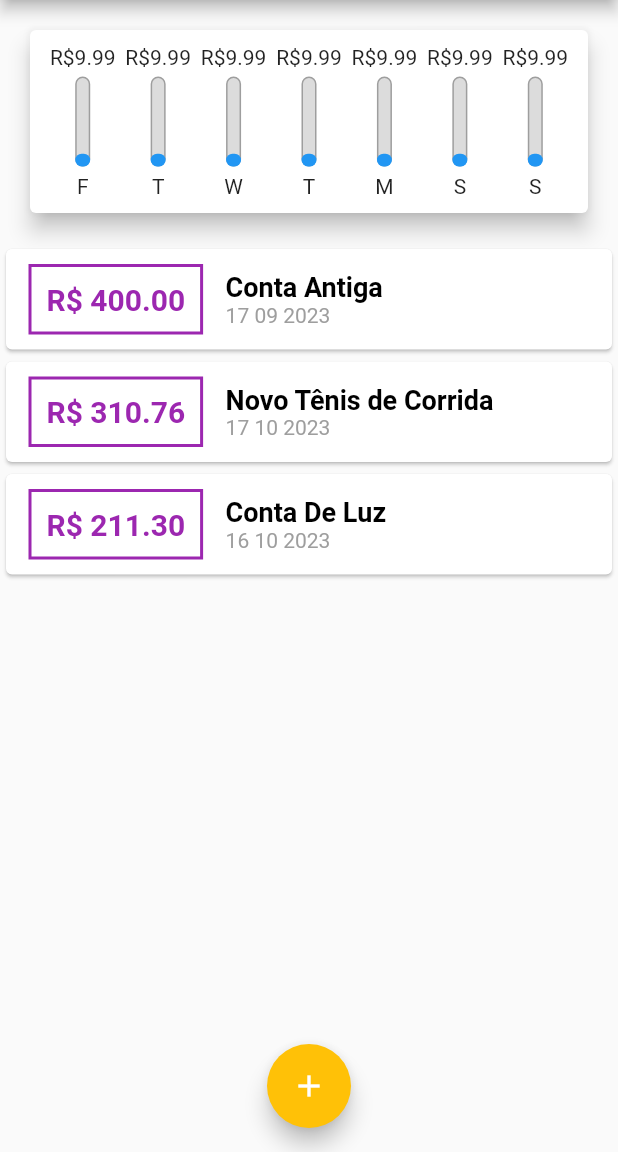
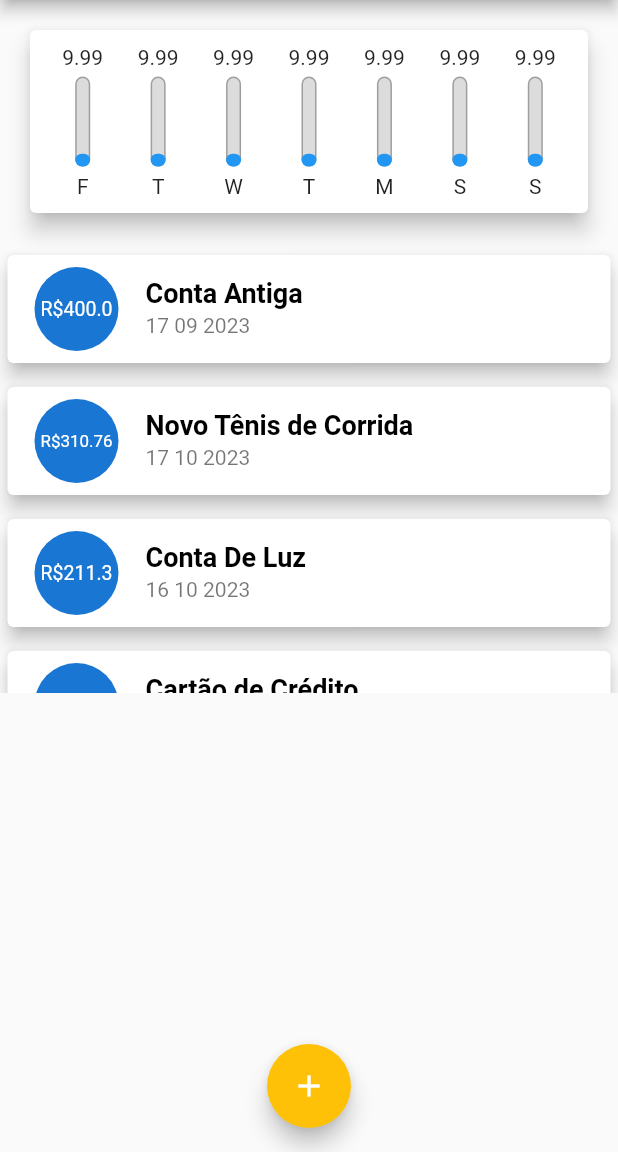
Before and after one commit to TewSantos/App_Despesas, a Flutter app: the screen it shows after launch, on a phone screen of 412 x 824 dp, the part 84-1236 px from its top. Run offline on Flutter 3.47's test engine with Material 2 defaults, Android fonts, the phone set to English and light mode, and no system bars; Roboto replaces fonts that are missing (OpenSans).

Commit message:
Atualização do Gráfico

```diff
--- a/lib/components/chart.dart
+++ b/lib/components/chart.dart
@@ -2,6 +2,7 @@ import 'package:flutter/material.dart';
 import 'package:intl/intl.dart';
 import '../models/transaction.dart';
 import 'chart_bar.dart';
+
 class Chart extends StatelessWidget {
 
   final List<Transaction> recentTransaction;
--- a/lib/components/chart_bar.dart
+++ b/lib/components/chart_bar.dart
@@ -1,4 +1,5 @@
 import 'package:flutter/material.dart';
+
 
 class ChartBar extends StatelessWidget {
   final String? label;
@@ -16,7 +17,9 @@ class ChartBar extends StatelessWidget {
   Widget build(BuildContext context) {
     return Column(
       children: [
-        Text('R\$${value!.toStringAsFixed(2)}'),
+        FittedBox(
+          child: Text('${value!.toStringAsFixed(2)}')
+          ),
         const SizedBox(height: 5),
         Container(
           height: 60,
--- a/lib/components/transaction_list.dart
+++ b/lib/components/transaction_list.dart
@@ -1,6 +1,7 @@
 import '../models/transaction.dart';
 import 'package:flutter/material.dart';
 import 'package:intl/intl.dart';
+
 
 class TransactionList extends StatelessWidget{
   final List<Transaction> transactions;
@@ -33,45 +34,28 @@ class TransactionList extends StatelessWidget{
       itemBuilder: (ctx, index){
         final tr = transactions [index];
         return Card(
-                child: Row(
-                  children: [
-                    Container(
-                      margin: const EdgeInsets.symmetric(
-                      horizontal: 15,
-                      vertical: 10,
+          elevation: 5,
+          margin: EdgeInsets.symmetric(
+            vertical: 8,
+            horizontal: 5,
           ),
-                      decoration: BoxDecoration(
-                        border: Border.all(
-                        color: Theme.of(context).colorScheme.primary,
-                        width: 2,
-                        ),
-                      ),
-                      padding: const EdgeInsets.all(10),
-                      child: Text(
-                        'R\$ ${tr.value.toStringAsFixed(2)}',
-                        style: TextStyle (
-                            fontWeight: FontWeight.bold,
-                            fontSize: 20,
-                            color: Theme.of(context).colorScheme.primary,
+          child: ListTile(
+            leading: CircleAvatar(
+              radius:30,
+              child: Padding(
+                padding: const EdgeInsets.all(6),
+                child: FittedBox(
+                  child: Text('R\$${tr.value}'),
                   ),
               ),
             ),
-                    Column(
-                      crossAxisAlignment: CrossAxisAlignment.start,
-                      children:[
-                        Text(
+            title: Text(
               tr.title,
               style: Theme.of(context).textTheme.headline6,
             ),
-                      Text(
-                        DateFormat('d MM y').format (tr.date),
-                        style: const TextStyle(
-                            color: Colors.grey,
-                        )
+            subtitle: Text(
+              DateFormat('d MM y'). format(tr.date),
             ),
-                      ],
-                    ),
-                  ],
           ),
         );
             },
--- a/lib/main.dart
+++ b/lib/main.dart
@@ -5,7 +5,6 @@ import 'components/transaction_form.dart';
 import 'components/transaction_list.dart';
 import 'components/chart.dart';
 import 'models/transaction.dart';
-
 main() => runApp(ExpensesApp());
 
 
@@ -69,6 +68,18 @@ final List<Transaction>_transactions = [
       value: 211.30,
       date: DateTime.now().subtract(Duration(days: 4)),
       ),
+      Transaction(
+      id: 't3',
+      title: 'Cartão de Crédito',
+      value: 100211.30,
+      date: DateTime.now().subtract(Duration(days: 4)),
+      ),
+      Transaction(
+      id: 't4',
+      title: 'Lanche',
+      value: 11.30,
+      date: DateTime.now().subtract(Duration(days: 4)),
+      ),
   ];
 
   List<Transaction> get _recentTransactions{
```
Lines whose indentation alone changed are shown as unchanged.
